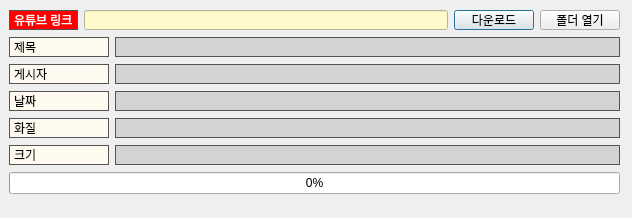
kitty-700/Youtube_Downloader, file main.ui: the form before one commit.
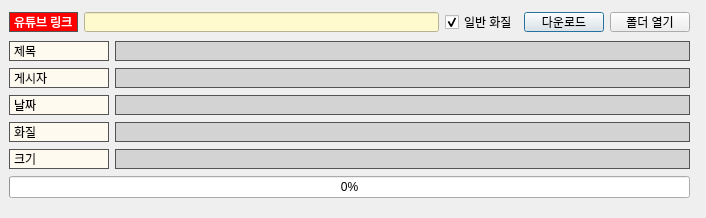
The form after the commit.

Commit message: (feat) 일반화질 / 고화질 선택할 수 있도록 체크박스 버튼 추가

What changed in the file:
```diff
--- a/main.ui
+++ b/main.ui
@@ -6,7 +6,7 @@
    <rect>
     <x>0</x>
     <y>0</y>
-    <width>632</width>
+    <width>706</width>
     <height>218</height>
    </rect>
   </property>
@@ -18,7 +18,7 @@
     <rect>
      <x>9</x>
      <y>9</y>
-     <width>611</width>
+     <width>681</width>
      <height>190</height>
     </rect>
    </property>
@@ -68,6 +68,19 @@
         </property>
        </widget>
       </item>
+      <item>
+       <widget class="QCheckBox" name="cb_low_res_yn">
+        <property name="toolTip">
+         <string>빠름.. </string>
+        </property>
+        <property name="text">
+         <string>일반 화질</string>
+        </property>
+        <property name="checked">
+         <bool>true</bool>
+        </property>
+       </widget>
+      </item>
       <item>
        <widget class="QPushButton" name="btn_download">
         <property name="minimumSize">
```
The commit also changes 1 other file.
